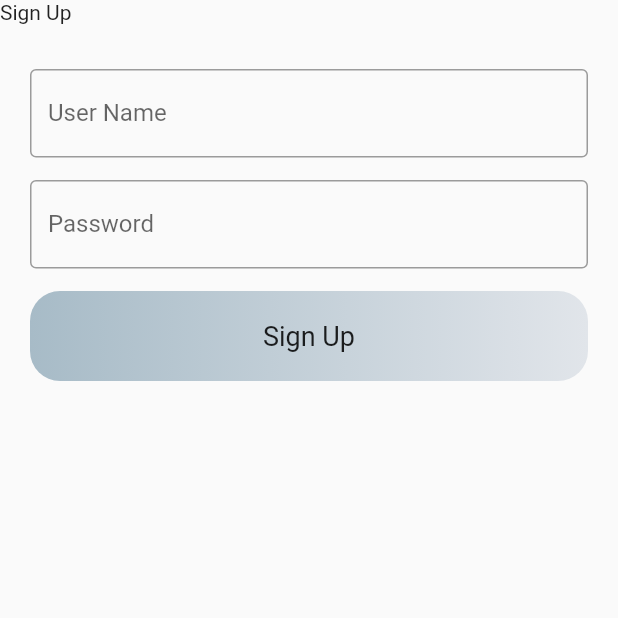
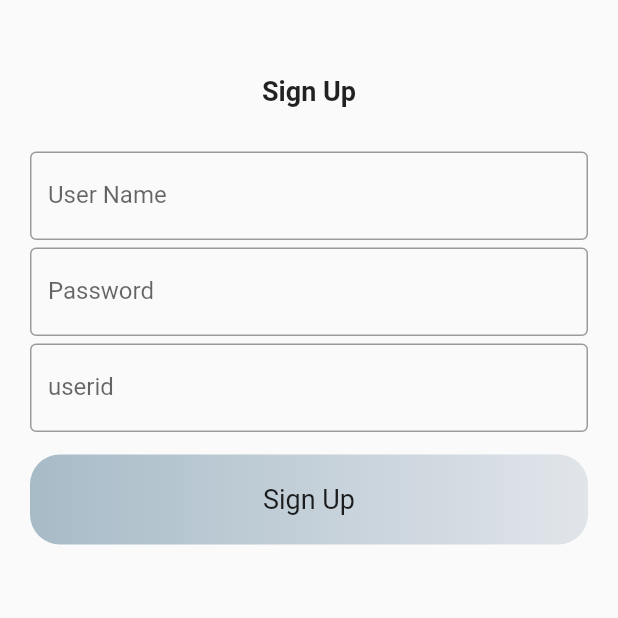
Before and after one commit to midhunkr/ebookstoreapp, a Flutter app: the SignUp screen opened directly, on a phone screen of 412 x 824 dp, the top half of it. Run offline on Flutter 3.47's test engine with Material 2 defaults, Android fonts, the phone set to English and light mode, and no system bars; our stand-ins replace google_fonts, sqflite; accounts and stored records are empty.

Commit message:
completed signup

```diff
--- a/lib/screens/signinsignupscrenn.dart
+++ b/lib/screens/signinsignupscrenn.dart
@@ -3,6 +3,7 @@ import 'package:ecommerceapp/db/booksdb.dart';
 import 'package:ecommerceapp/model/user.dart';
 import 'package:ecommerceapp/screens/Admin/adminhome.dart';
 import 'package:ecommerceapp/screens/Home/home_screen.dart';
+import 'package:ecommerceapp/screens/signup.dart';
 import 'package:ecommerceapp/screens/welcome.dart';
 import 'package:flutter/cupertino.dart';
 import 'package:flutter/material.dart';
@@ -131,10 +132,11 @@ class _SignInSignUPState extends State<SignInSignUP> {
                       padding: EdgeInsets.only(left: 20, right: 20, top: 10),
                       child: GestureDetector(
                         onTap: () async {
+                          print('Hi');
                           Navigator.push(
                               context,
                               MaterialPageRoute(
-                                  builder: (context) => SignInSignUP()));
+                                  builder: (context) => SignUp()));
                           // print(user.userId);
                         },
                         child: Container(
--- a/lib/screens/signup.dart
+++ b/lib/screens/signup.dart
@@ -1,5 +1,6 @@
 import 'package:ecommerceapp/db/booksdb.dart';
 import 'package:ecommerceapp/model/user.dart';
+import 'package:ecommerceapp/screens/utils/status_screen.dart';
 import 'package:flutter/material.dart';
 
 class SignUp extends StatefulWidget {
@@ -8,10 +9,11 @@ class SignUp extends StatefulWidget {
 }
 
 class _SignUpState extends State<SignUp> {
-  @override
   String username;
   String password;
   int userid;
+  bool crctCredentials = false;
+  @override
   Widget build(BuildContext context) {
     return Scaffold(
       body: SafeArea(
@@ -19,9 +21,16 @@ class _SignUpState extends State<SignUp> {
           children: [
             Expanded(
                 child: ListView(children: [
-              Text('Sign Up'),
+              Padding(
+                padding: const EdgeInsets.only(top: 50),
+                child: Center(
+                  child: Text('Sign Up',
+                      style:
+                          TextStyle(fontWeight: FontWeight.bold, fontSize: 18)),
+                ),
+              ),
               Container(
-                padding: EdgeInsets.fromLTRB(20, 30, 20, 15),
+                padding: EdgeInsets.fromLTRB(20, 30, 20, 5),
                 child: TextField(
                   onSubmitted: (String value) {
                     username = value;
@@ -46,6 +55,20 @@ class _SignUpState extends State<SignUp> {
                   ),
                 ),
               ),
+              Container(
+                padding: EdgeInsets.fromLTRB(20, 0, 20, 5),
+                child: TextField(
+                  keyboardType: TextInputType.number,
+                  obscureText: false,
+                  onSubmitted: (String value) {
+                    userid = int.parse(value);
+                  },
+                  decoration: InputDecoration(
+                    border: OutlineInputBorder(),
+                    labelText: 'userid',
+                  ),
+                ),
+              ),
               Padding(
                   padding: EdgeInsets.only(left: 20, right: 20, top: 10),
                   child: GestureDetector(
@@ -53,12 +76,17 @@ class _SignUpState extends State<SignUp> {
                       if (userid != null &&
                           password != null &&
                           password != null) {
+                        print(
+                            'the userid is $userid and the usernam is $username and the password is $password');
                         User user = User(
                             password: password,
                             userId: userid,
                             userType: 'user',
                             username: username);
                         BooksDB.booksdbInstance.insertUser(user);
+                        setState(() {
+                          crctCredentials = true;
+                        });
                       } else {}
 
                       // print(user.userId);
@@ -80,6 +108,7 @@ class _SignUpState extends State<SignUp> {
                       ),
                     ),
                   )),
+              if (crctCredentials) StatusScreen()
             ]))
           ],
         ),
```
Also changed, not shown: lib/db/booksdb.dart (+10 -1 lines), lib/screens/utils/status_screen.dart (+20 -6 lines).
